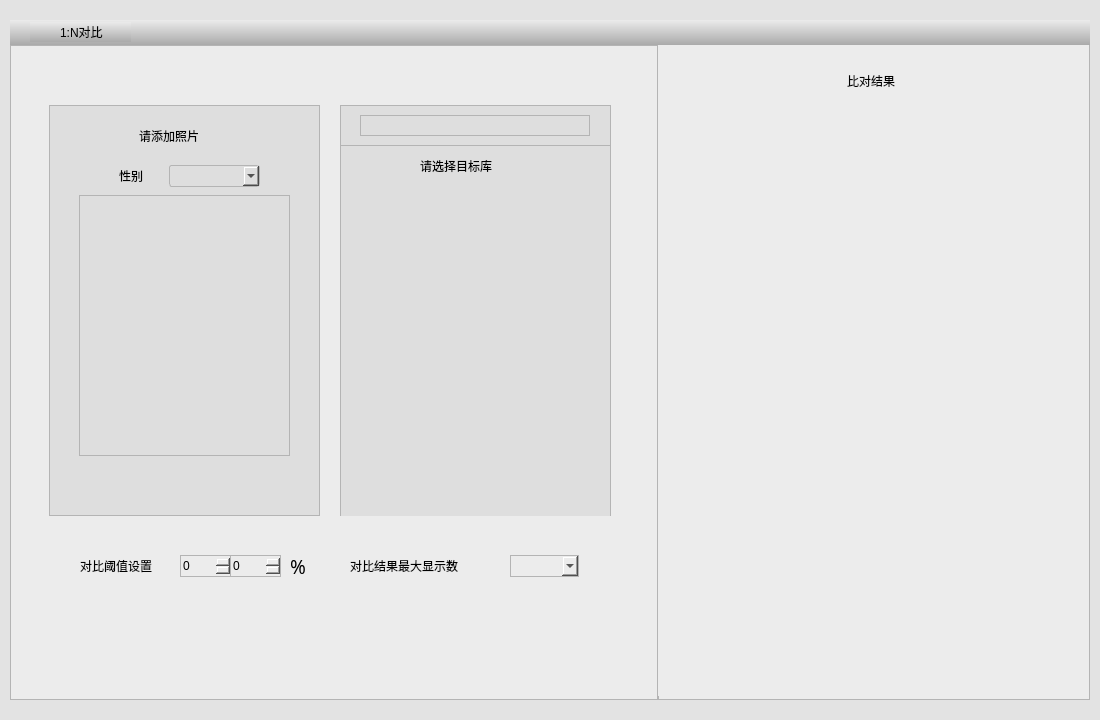
This is UIModule/faceonetonpane.ui in zhangjianscc/ZMClient as Qt 5 draws it before an edit. The edited form follows.
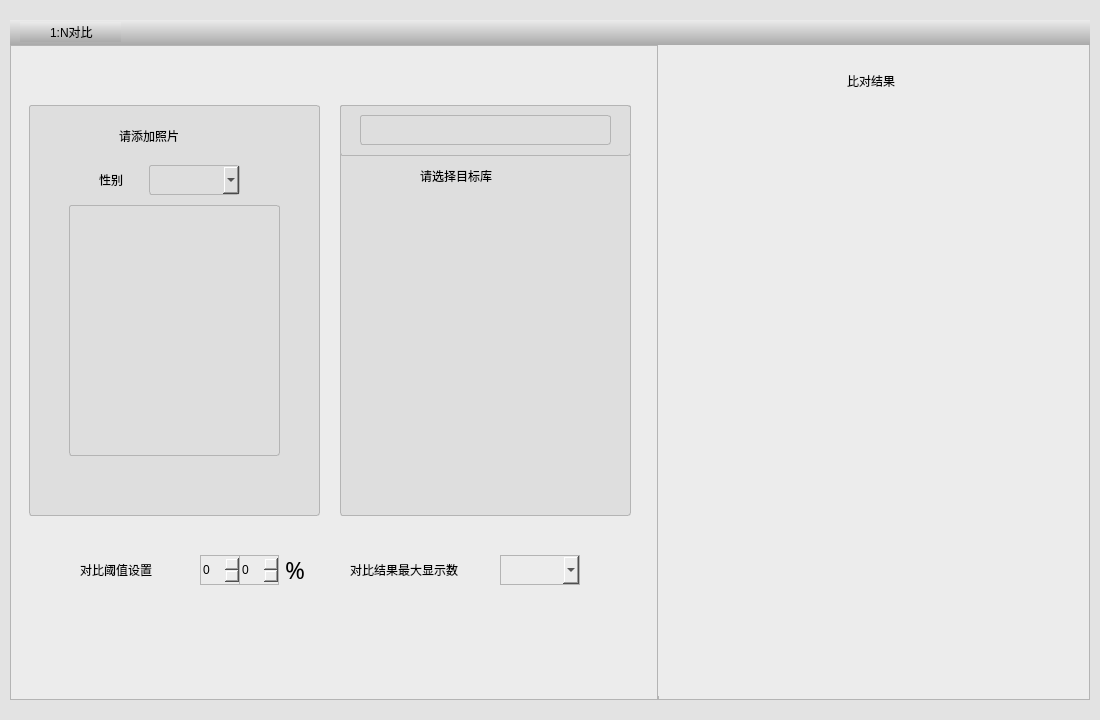
This is the edited form. Icons and pictures are not drawn.

```diff
--- a/UIModule/faceonetonpane.ui
+++ b/UIModule/faceonetonpane.ui
@@ -86,7 +86,7 @@
         <widget class="QLabel" name="label">
          <property name="geometry">
           <rect>
-           <x>20</x>
+           <x>10</x>
            <y>2</y>
            <width>41</width>
            <height>20</height>
@@ -105,7 +105,7 @@
         <widget class="QLabel" name="label_2">
          <property name="geometry">
           <rect>
-           <x>50</x>
+           <x>40</x>
            <y>2</y>
            <width>71</width>
            <height>20</height>
@@ -148,14 +148,15 @@
            <widget class="QWidget" name="widget_6" native="true">
             <property name="geometry">
              <rect>
-              <x>39</x>
+              <x>19</x>
               <y>60</y>
-              <width>271</width>
+              <width>291</width>
               <height>411</height>
              </rect>
             </property>
             <property name="styleSheet">
-             <string notr="true">background-color:rgb(222,222,222)</string>
+             <string notr="true">background-color:rgb(222,222,222);
+border-radius:3px</string>
             </property>
             <widget class="QLabel" name="label_3">
              <property name="geometry">
@@ -180,7 +181,7 @@
                <x>70</x>
                <y>60</y>
                <width>41</width>
-               <height>21</height>
+               <height>30</height>
               </rect>
              </property>
              <property name="styleSheet">
@@ -197,7 +198,7 @@
                <x>120</x>
                <y>60</y>
                <width>91</width>
-               <height>22</height>
+               <height>30</height>
               </rect>
              </property>
              <property name="styleSheet">
@@ -210,7 +211,7 @@
             <widget class="QPushButton" name="m_btnSelectImage">
              <property name="geometry">
               <rect>
-               <x>80</x>
+               <x>90</x>
                <y>360</y>
                <width>101</width>
                <height>41</height>
@@ -227,10 +228,10 @@
             <widget class="QLabel" name="m_labelImage">
              <property name="geometry">
               <rect>
-               <x>30</x>
-               <y>90</y>
+               <x>40</x>
+               <y>100</y>
                <width>211</width>
-               <height>261</height>
+               <height>251</height>
               </rect>
              </property>
              <property name="text">
@@ -246,32 +247,33 @@
              <rect>
               <x>330</x>
               <y>60</y>
-              <width>271</width>
+              <width>291</width>
               <height>411</height>
              </rect>
             </property>
             <property name="styleSheet">
-             <string notr="true">background-color:rgb(222,222,222)</string>
+             <string notr="true">background-color:rgb(222,222,222);
+border-radius:3px</string>
             </property>
             <widget class="QTableWidget" name="m_tableDestLibary">
              <property name="geometry">
               <rect>
                <x>1</x>
                <y>90</y>
-               <width>269</width>
-               <height>340</height>
+               <width>289</width>
+               <height>315</height>
               </rect>
              </property>
              <property name="minimumSize">
               <size>
-               <width>269</width>
-               <height>340</height>
+               <width>289</width>
+               <height>300</height>
               </size>
              </property>
              <property name="maximumSize">
               <size>
-               <width>269</width>
-               <height>340</height>
+               <width>289</width>
+               <height>315</height>
               </size>
              </property>
              <property name="styleSheet">
@@ -282,7 +284,7 @@
              <property name="geometry">
               <rect>
                <x>80</x>
-               <y>50</y>
+               <y>60</y>
                <width>111</width>
                <height>21</height>
               </rect>
@@ -300,8 +302,8 @@
               <rect>
                <x>0</x>
                <y>0</y>
-               <width>271</width>
-               <height>41</height>
+               <width>291</width>
+               <height>51</height>
               </rect>
              </property>
              <widget class="QLineEdit" name="m_editSearch">
@@ -309,8 +311,8 @@
                <rect>
                 <x>20</x>
                 <y>10</y>
-                <width>230</width>
-                <height>21</height>
+                <width>251</width>
+                <height>30</height>
                </rect>
               </property>
              </widget>
@@ -322,7 +324,7 @@
               <x>70</x>
               <y>510</y>
               <width>101</width>
-              <height>22</height>
+              <height>30</height>
              </rect>
             </property>
             <property name="styleSheet">
@@ -336,36 +338,39 @@
            <widget class="QSpinBox" name="m_spinNumber1">
             <property name="geometry">
              <rect>
-              <x>170</x>
+              <x>190</x>
               <y>510</y>
-              <width>51</width>
-              <height>22</height>
+              <width>40</width>
+              <height>30</height>
              </rect>
             </property>
+            <property name="styleSheet">
+             <string notr="true"/>
+            </property>
            </widget>
            <widget class="QSpinBox" name="m_spinNumber2">
             <property name="geometry">
              <rect>
-              <x>220</x>
+              <x>229</x>
               <y>510</y>
-              <width>51</width>
-              <height>22</height>
+              <width>40</width>
+              <height>30</height>
              </rect>
             </property>
            </widget>
            <widget class="QLabel" name="label_6">
             <property name="geometry">
              <rect>
-              <x>280</x>
+              <x>275</x>
               <y>510</y>
-              <width>41</width>
-              <height>22</height>
+              <width>21</width>
+              <height>30</height>
              </rect>
             </property>
             <property name="font">
              <font>
               <family>黑体</family>
-              <pointsize>14</pointsize>
+              <pointsize>18</pointsize>
               <weight>50</weight>
               <italic>false</italic>
               <bold>false</bold>
@@ -385,7 +390,7 @@
               <x>340</x>
               <y>510</y>
               <width>151</width>
-              <height>22</height>
+              <height>30</height>
              </rect>
             </property>
             <property name="styleSheet">
@@ -399,12 +404,15 @@
            <widget class="QComboBox" name="m_comboMaxDisplayCount">
             <property name="geometry">
              <rect>
-              <x>500</x>
+              <x>490</x>
               <y>510</y>
-              <width>69</width>
-              <height>22</height>
+              <width>80</width>
+              <height>30</height>
              </rect>
             </property>
+            <property name="styleSheet">
+             <string notr="true">font: 14pt &quot;黑体&quot;;</string>
+            </property>
            </widget>
            <widget class="QPushButton" name="m_btnBeginConpare">
             <property name="geometry">
```
Left out of the diff: 2 changed lines with no effect on the pictures.
